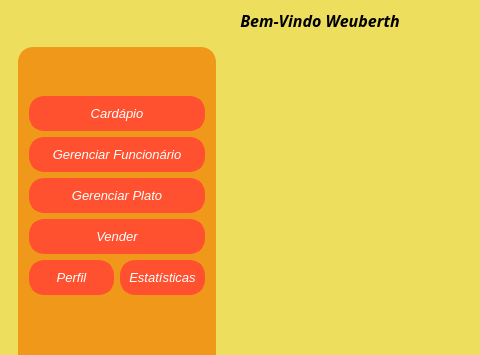
Old version of the form view/Dashboard.ui in the repository Wth10/System-Programmer; both pictures show x 0 to 480 and y 0 to 355 of the 640 by 481 pixel window.
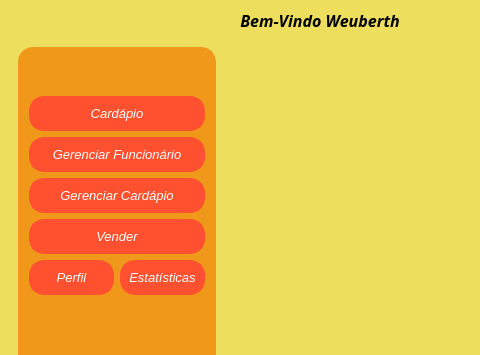
New version of the form. Icons and pictures are not drawn.

```diff
--- a/view/Dashboard.ui
+++ b/view/Dashboard.ui
@@ -227,7 +227,7 @@
 </string>
             </property>
             <property name="text">
-             <string>Gerenciar Plato</string>
+             <string>Gerenciar Cardápio</string>
             </property>
            </widget>
           </item>
```
